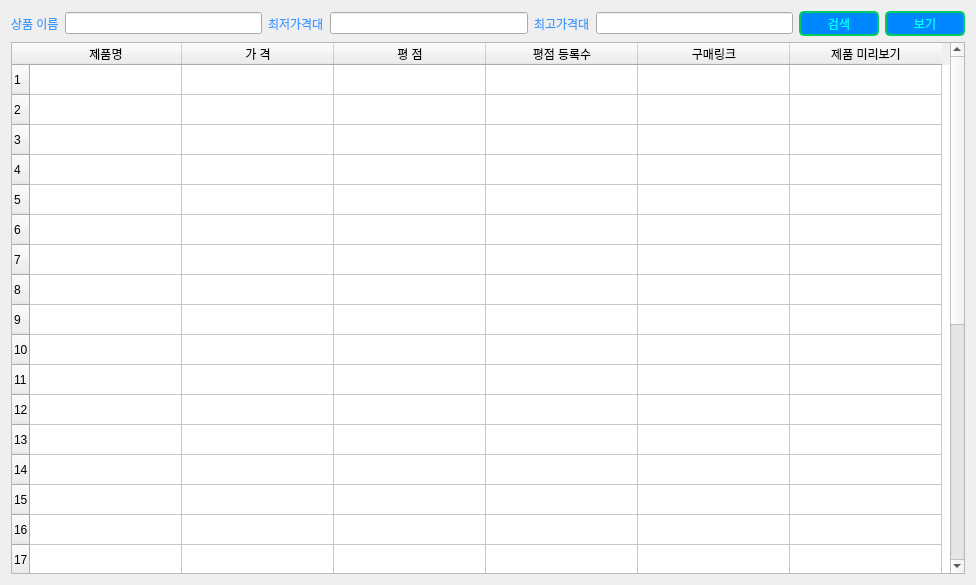
Above: python_work/pythonproject/dialog2.ui from huni0420/AI_4th_Class before the change. Below: the same form after it.
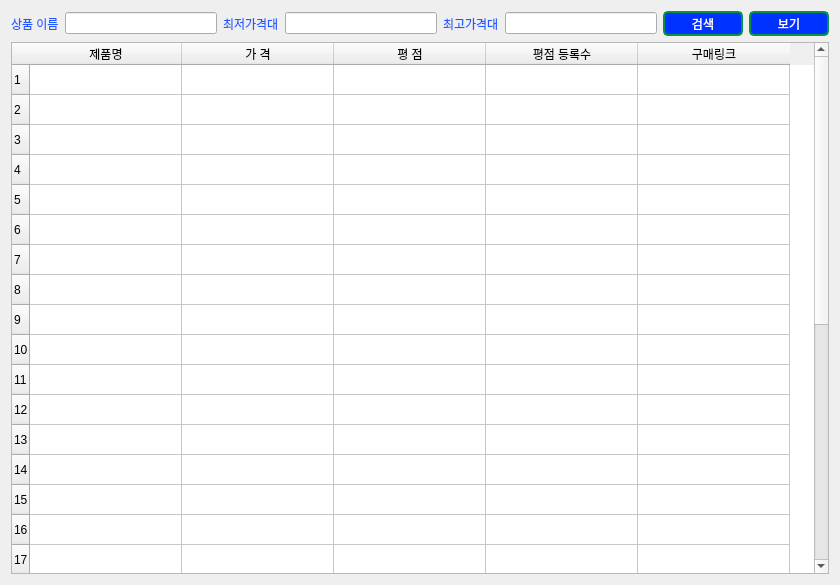
That is the form after the change. Icons and pictures are not drawn.

The edit to the form file:
```diff
--- a/python_work/pythonproject/dialog2.ui
+++ b/python_work/pythonproject/dialog2.ui
@@ -6,7 +6,7 @@
    <rect>
     <x>0</x>
     <y>0</y>
-    <width>976</width>
+    <width>840</width>
     <height>585</height>
    </rect>
   </property>
@@ -34,12 +34,17 @@
 
 }
 QLabel{
-	color: rgb(58, 154, 255);
+	color: rgb(30, 90, 255);
 }</string>
   </property>
   <layout class="QGridLayout" name="gridLayout">
    <item row="0" column="0">
     <widget class="QLabel" name="label">
+     <property name="styleSheet">
+      <string notr="true">#Label{
+	color : rgb(255,255,255)
+}</string>
+     </property>
      <property name="text">
       <string>상품 이름</string>
      </property>
@@ -86,6 +91,14 @@
        <height>25</height>
       </size>
      </property>
+     <property name="styleSheet">
+      <string notr="true">QPushButton{
+	color: white;
+	background-color:  rgb(0, 50, 255);
+	border: 2px solid rgb(0, 150, 70);
+	border-radius: 5px;
+}</string>
+     </property>
      <property name="text">
       <string>검색</string>
      </property>
@@ -99,6 +112,14 @@
        <height>25</height>
       </size>
      </property>
+     <property name="styleSheet">
+      <string notr="true">QPushButton{
+	color: white;
+	background-color:  rgb(0, 50, 255);
+	border: 2px solid rgb(0, 150, 70);
+	border-radius: 5px;
+}</string>
+     </property>
      <property name="text">
       <string>보기</string>
      </property>
@@ -110,7 +131,7 @@
       <number>30</number>
      </property>
      <property name="columnCount">
-      <number>6</number>
+      <number>5</number>
      </property>
      <attribute name="horizontalHeaderDefaultSectionSize">
       <number>152</number>
@@ -179,11 +200,6 @@
        <string>구매링크</string>
       </property>
      </column>
-     <column>
-      <property name="text">
-       <string>제품 미리보기</string>
-      </property>
-     </column>
     </widget>
    </item>
   </layout>
```
Left out of the diff: 6 changed lines with no effect on the pictures.
